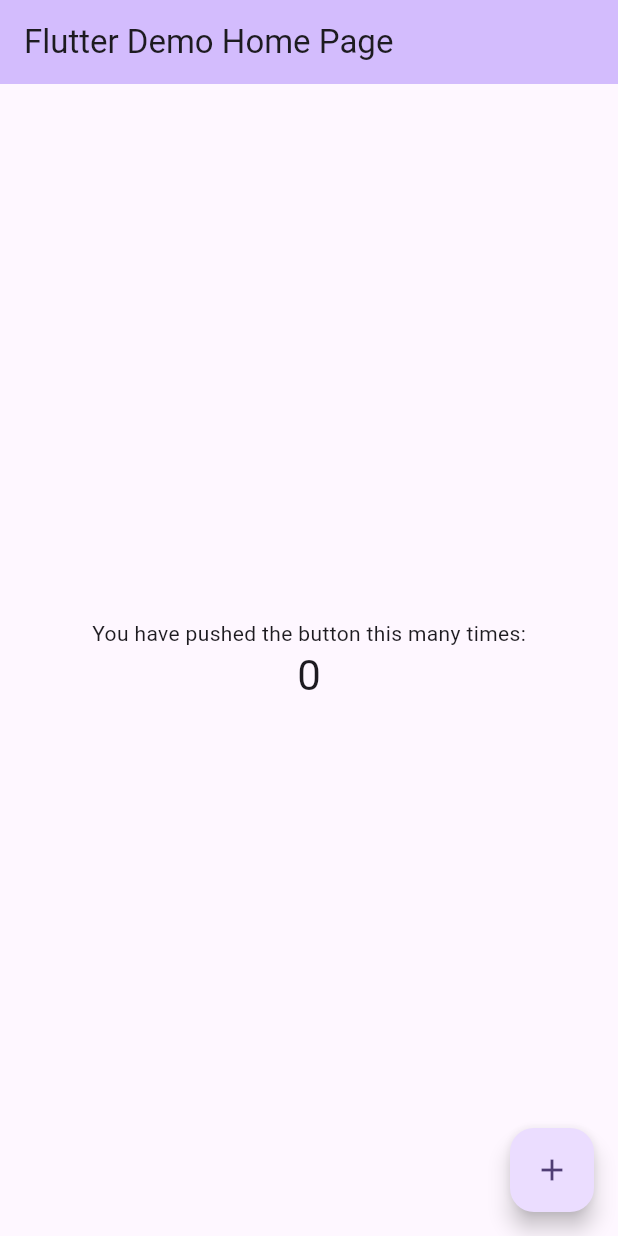
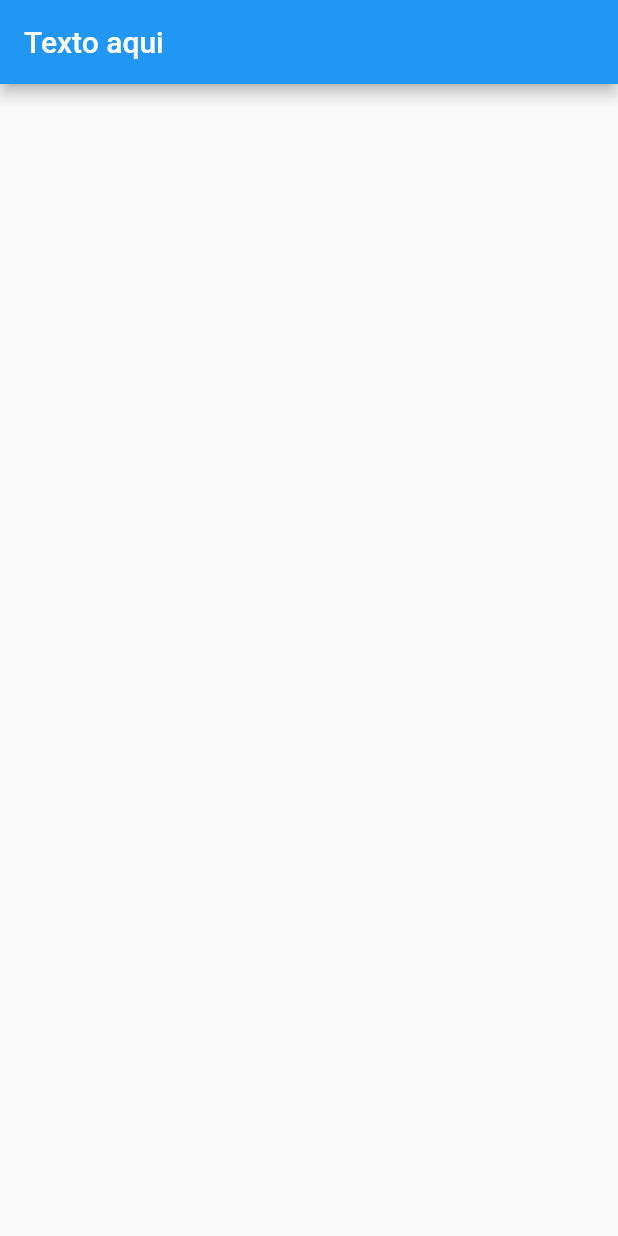
Before and after one commit to Alvaro-Antonio/contact_book, a Flutter app: the screen it shows after launch, on a phone screen of 412 x 824 dp. Run offline on Flutter 3.47's test engine with Material 2 defaults, Android fonts, the phone set to English and light mode, and no system bars; our stand-ins replace sqflite; accounts and stored records are empty.

```diff
--- a/lib/main.dart
+++ b/lib/main.dart
@@ -1,125 +1,7 @@
 import 'package:flutter/material.dart';
 
 void main() {
-  runApp(const MyApp());
+  runApp(MaterialApp(
+    home: Scaffold(appBar: AppBar(title: Text('Texto aqui'),),),
+  ),);
 }
-
-class MyApp extends StatelessWidget {
-  const MyApp({super.key});
-
-  // This widget is the root of your application.
-  @override
-  Widget build(BuildContext context) {
-    return MaterialApp(
-      title: 'Flutter Demo',
-      theme: ThemeData(
-        // This is the theme of your application.
-        //
-        // TRY THIS: Try running your application with "flutter run". You'll see
-        // the application has a blue toolbar. Then, without quitting the app,
-        // try changing the seedColor in the colorScheme below to Colors.green
-        // and then invoke "hot reload" (save your changes or press the "hot
-        // reload" button in a Flutter-supported IDE, or press "r" if you used
-        // the command line to start the app).
-        //
-        // Notice that the counter didn't reset back to zero; the application
-        // state is not lost during the reload. To reset the state, use hot
-        // restart instead.
-        //
-        // This works for code too, not just values: Most code changes can be
-        // tested with just a hot reload.
-        colorScheme: ColorScheme.fromSeed(seedColor: Colors.deepPurple),
-        useMaterial3: true,
-      ),
-      home: const MyHomePage(title: 'Flutter Demo Home Page'),
-    );
-  }
-}
-
-class MyHomePage extends StatefulWidget {
-  const MyHomePage({super.key, required this.title});
-
-  // This widget is the home page of your application. It is stateful, meaning
-  // that it has a State object (defined below) that contains fields that affect
-  // how it looks.
-
-  // This class is the configuration for the state. It holds the values (in this
-  // case the title) provided by the parent (in this case the App widget) and
-  // used by the build method of the State. Fields in a Widget subclass are
-  // always marked "final".
-
-  final String title;
-
-  @override
-  State<MyHomePage> createState() => _MyHomePageState();
-}
-
-class _MyHomePageState extends State<MyHomePage> {
-  int _counter = 0;
-
-  void _incrementCounter() {
-    setState(() {
-      // This call to setState tells the Flutter framework that something has
-      // changed in this State, which causes it to rerun the build method below
-      // so that the display can reflect the updated values. If we changed
-      // _counter without calling setState(), then the build method would not be
-      // called again, and so nothing would appear to happen.
-      _counter++;
-    });
-  }
-
-  @override
-  Widget build(BuildContext context) {
-    // This method is rerun every time setState is called, for instance as done
-    // by the _incrementCounter method above.
-    //
-    // The Flutter framework has been optimized to make rerunning build methods
-    // fast, so that you can just rebuild anything that needs updating rather
-    // than having to individually change instances of widgets.
-    return Scaffold(
-      appBar: AppBar(
-        // TRY THIS: Try changing the color here to a specific color (to
-        // Colors.amber, perhaps?) and trigger a hot reload to see the AppBar
-        // change color while the other colors stay the same.
-        backgroundColor: Theme.of(context).colorScheme.inversePrimary,
-        // Here we take the value from the MyHomePage object that was created by
-        // the App.build method, and use it to set our appbar title.
-        title: Text(widget.title),
-      ),
-      body: Center(
-        // Center is a layout widget. It takes a single child and positions it
-        // in the middle of the parent.
-        child: Column(
-          // Column is also a layout widget. It takes a list of children and
-          // arranges them vertically. By default, it sizes itself to fit its
-          // children horizontally, and tries to be as tall as its parent.
-          //
-          // Column has various properties to control how it sizes itself and
-          // how it positions its children. Here we use mainAxisAlignment to
-          // center the children vertically; the main axis here is the vertical
-          // axis because Columns are vertical (the cross axis would be
-          // horizontal).
-          //
-          // TRY THIS: Invoke "debug painting" (choose the "Toggle Debug Paint"
-          // action in the IDE, or press "p" in the console), to see the
-          // wireframe for each widget.
-          mainAxisAlignment: MainAxisAlignment.center,
-          children: <Widget>[
-            const Text(
-              'You have pushed the button this many times:',
-            ),
-            Text(
-              '$_counter',
-              style: Theme.of(context).textTheme.headlineMedium,
-            ),
-          ],
-        ),
-      ),
-      floatingActionButton: FloatingActionButton(
-        onPressed: _incrementCounter,
-        tooltip: 'Increment',
-        child: const Icon(Icons.add),
-      ), // This trailing comma makes auto-formatting nicer for build methods.
-    );
-  }
-}
--- a/pubspec.yaml
+++ b/pubspec.yaml
@@ -35,6 +35,9 @@ dependencies:
   # The following adds the Cupertino Icons font to your application.
   # Use with the CupertinoIcons class for iOS style icons.
   cupertino_icons: ^1.0.2
+  sqflite: ^2.2.8+4
+  url_launcher: ^6.1.12
+  image_picker: ^1.0.1
 
 dev_dependencies:
   flutter_test:
```
Also changed, not shown: lib/helpers/contact_helper.dart (added, +85 -0 lines), lib/models/contact.dart (added, +36 -0 lines).
